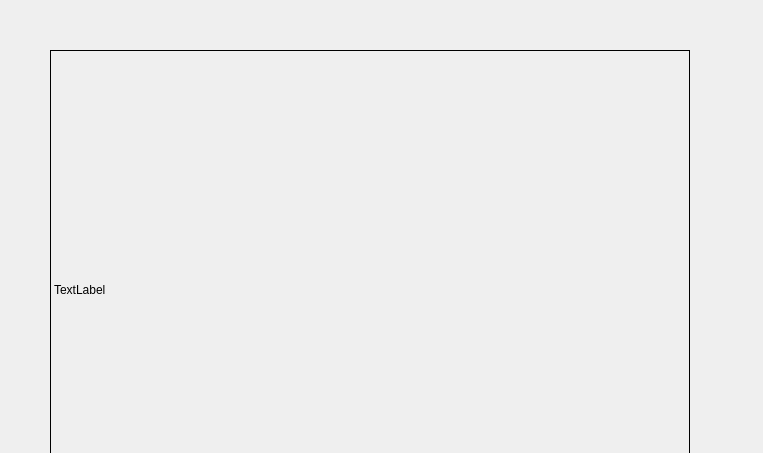
This is ui/main_window.ui in mkdir-sweetiepie/usb_cam_test as Qt 5 draws it before an edit. The edited form follows.
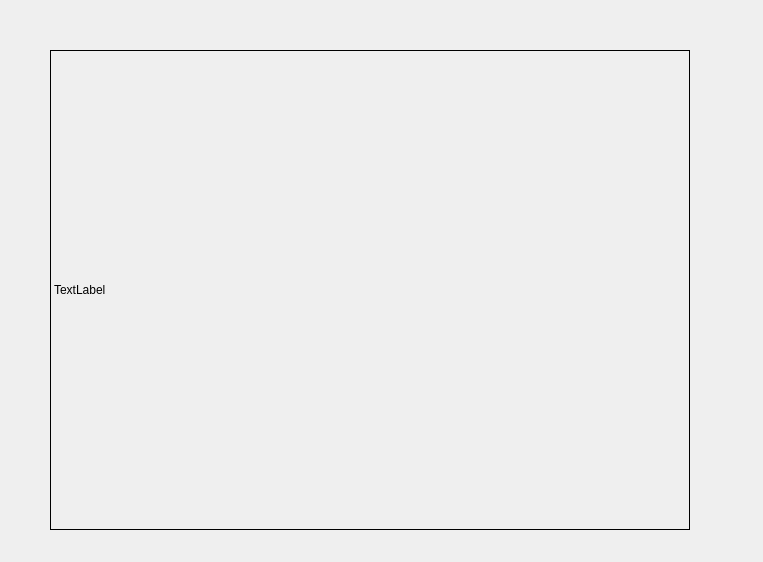
This is the edited form. Icons and pictures are not drawn.

```diff
--- a/ui/main_window.ui
+++ b/ui/main_window.ui
@@ -7,7 +7,7 @@
     <x>0</x>
     <y>0</y>
     <width>763</width>
-    <height>453</height>
+    <height>562</height>
    </rect>
   </property>
   <property name="windowTitle">
```
